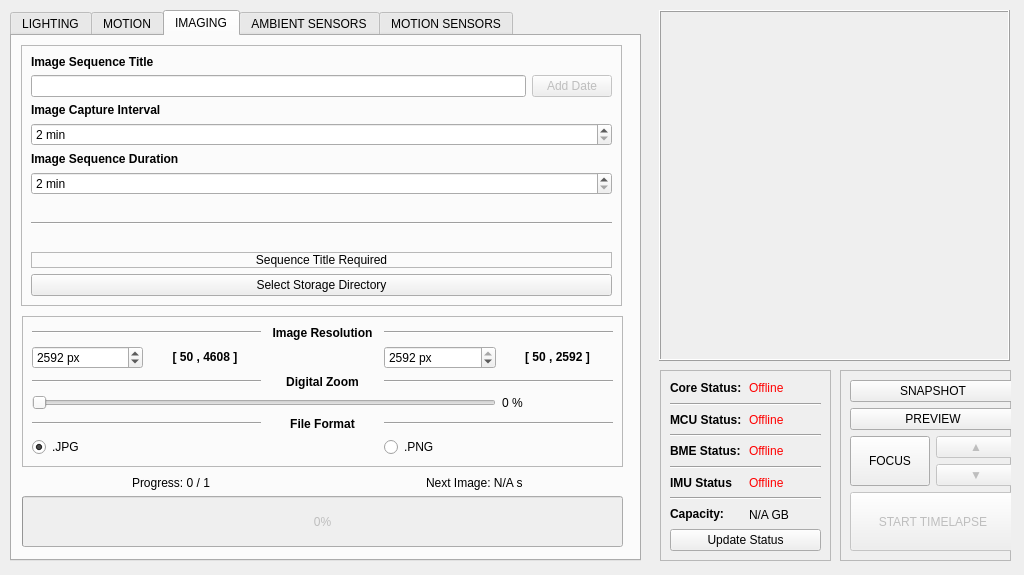
Qt form _ui/Clinostat.ui (CoCl-Jerry/SciSpin_Max_Dev) before a commit.
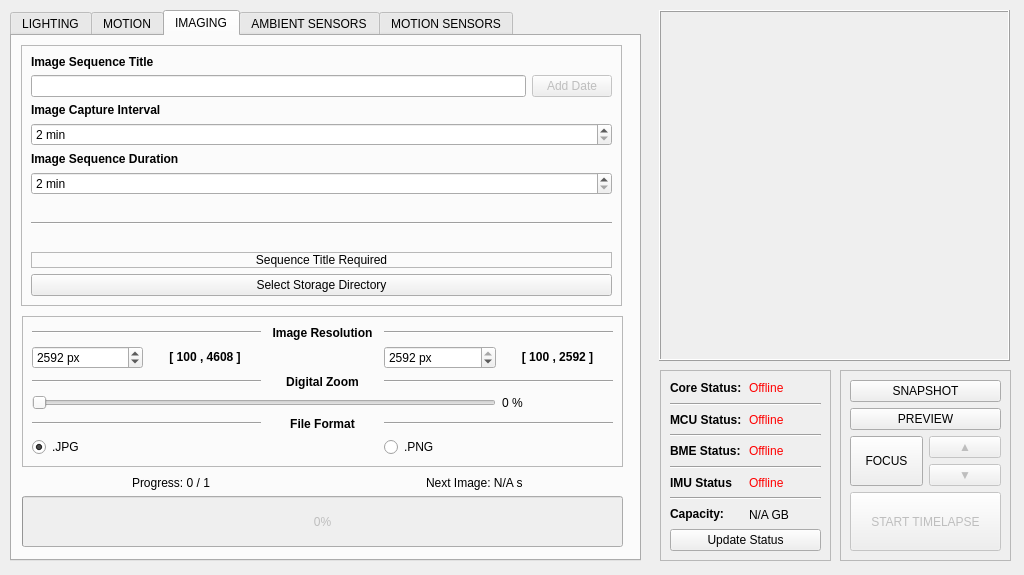
The same form after that commit. The open tabs and pages were chosen to show the change. Icons and pictures are not drawn. Custom widgets are drawn as their Qt base class.

Patch:
```diff
--- a/_ui/Clinostat.ui
+++ b/_ui/Clinostat.ui
@@ -1012,7 +1012,7 @@
         <item row="1" column="1">
          <widget class="QLabel" name="imaging_x_resolution_range_text_label">
           <property name="text">
-           <string>&lt;html&gt;&lt;head/&gt;&lt;body&gt;&lt;p align=&quot;center&quot;&gt;&lt;span style=&quot; font-weight:600; color:#000000;&quot;&gt;[ 50 , 4608 ]&lt;/span&gt;&lt;/p&gt;&lt;/body&gt;&lt;/html&gt;</string>
+           <string>&lt;html&gt;&lt;head/&gt;&lt;body&gt;&lt;p align=&quot;center&quot;&gt;&lt;span style=&quot; font-weight:600; color:#000000;&quot;&gt;[ 100 , 4608 ]&lt;/span&gt;&lt;/p&gt;&lt;/body&gt;&lt;/html&gt;</string>
           </property>
           <property name="alignment">
            <set>Qt::AlignCenter</set>
@@ -1066,7 +1066,7 @@
         <item row="1" column="4">
          <widget class="QLabel" name="imaging_y_resolution_range_text_label">
           <property name="text">
-           <string>&lt;html&gt;&lt;head/&gt;&lt;body&gt;&lt;p align=&quot;center&quot;&gt;&lt;span style=&quot; font-weight:600; color:#000000;&quot;&gt;[ 50 , 2592 ]&lt;/span&gt;&lt;/p&gt;&lt;/body&gt;&lt;/html&gt;</string>
+           <string>&lt;html&gt;&lt;head/&gt;&lt;body&gt;&lt;p align=&quot;center&quot;&gt;&lt;span style=&quot; font-weight:600; color:#000000;&quot;&gt;[ 100 , 2592 ]&lt;/span&gt;&lt;/p&gt;&lt;/body&gt;&lt;/html&gt;</string>
           </property>
           <property name="alignment">
            <set>Qt::AlignCenter</set>
@@ -1974,7 +1974,7 @@
       <rect>
        <x>10</x>
        <y>10</y>
-       <width>166</width>
+       <width>151</width>
        <height>171</height>
       </rect>
      </property>
```
Left out of the diff: 4 changed lines with no effect on the pictures.
